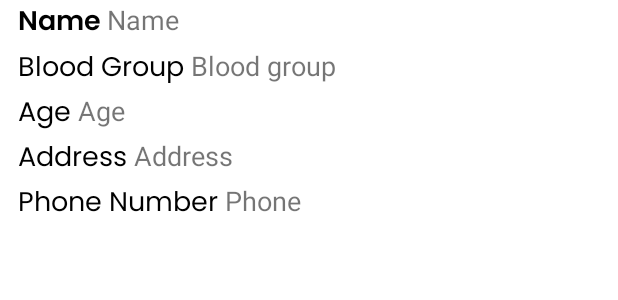
After one commit to Rejoreji/OneBlood, an Android app: the layout list_view_donor.xml on its own in the app's theme, with its tools: preview values and no code run, on a phone screen of 412 x 824 dp. The commit adds this screen. Shown: the top 300 px of the screen. Run offline under Robolectric (Android 15) with nearby library versions, the phone set to English and light mode, and no system bars.

Commit message:
Some more changes

```diff
--- a/app/src/main/java/com/example/oneblood/Login.java
+++ b/app/src/main/java/com/example/oneblood/Login.java
@@ -11,6 +11,8 @@ import android.widget.Toast;
 import androidx.appcompat.app.AppCompatActivity;
 
 public class Login extends AppCompatActivity {
+
+    public static UserConstructor currentUser;
 
 
 
@@ -44,6 +46,7 @@ public class Login extends AppCompatActivity {
                     Boolean checkuserpass = DB.checkUserandPassword(user,pass);
                     if (checkuserpass == true){
                         Toast.makeText(Login.this, "Sign in Successful", Toast.LENGTH_SHORT).show();
+
                         Intent intent = new Intent(getApplicationContext(),Home.class);
                         intent.putExtra("phone",phone.getText().toString().trim());
                         startActivity(intent);
--- a/app/src/main/java/com/example/oneblood/MyAdapter.java
+++ b/app/src/main/java/com/example/oneblood/MyAdapter.java
@@ -61,8 +61,6 @@ public class MyAdapter  extends BaseAdapter {
             date.setText(requestConstructor.getDate());
 
 
-
-
         }
         return convertView;
 
--- a/app/src/main/res/layout/activity_search.xml
+++ b/app/src/main/res/layout/activity_search.xml
@@ -178,6 +178,11 @@
 
                 />
 
+            <ListView
+                android:id="@+id/donorListView"
+                android:layout_width="match_parent"
+                android:layout_height="586dp"
+                android:dividerHeight="1dp" />
 
 
         </LinearLayout>
--- /dev/null
+++ b/app/src/main/res/layout/list_view_donor.xml
@@ -0,0 +1,127 @@
+<?xml version="1.0" encoding="utf-8"?>
+<LinearLayout xmlns:android="http://schemas.android.com/apk/res/android"
+    android:orientation="vertical"
+    android:layout_width="match_parent"
+    android:layout_height="match_parent"
+    android:paddingLeft="12dp"
+    android:paddingBottom="12dp">
+
+
+    <RelativeLayout
+        android:layout_width="match_parent"
+        android:layout_height="match_parent"
+        android:orientation="horizontal">
+
+        <LinearLayout
+            android:id="@+id/linearName"
+            android:layout_width="match_parent"
+            android:layout_height="wrap_content"
+            android:orientation="horizontal">
+
+            <TextView
+                android:layout_width="wrap_content"
+                android:layout_height="wrap_content"
+                android:fontFamily="@font/poppins_semibold"
+                android:text="Name "
+                android:textColor="#000000"
+                android:textSize="18sp" />
+
+            <TextView
+                android:layout_width="wrap_content"
+                android:layout_height="wrap_content"
+                android:id="@+id/listviewDonorName"
+                android:text="Name"
+                android:textSize="18sp"/>
+
+        </LinearLayout>
+
+        <LinearLayout
+            android:id="@+id/linearBgroup"
+            android:layout_width="match_parent"
+            android:layout_height="wrap_content"
+            android:layout_below="@+id/linearName">
+
+            <TextView
+                android:layout_width="wrap_content"
+                android:layout_height="wrap_content"
+                android:fontFamily="@font/poppins_regular"
+                android:text="Blood Group "
+                android:textColor="#000000"
+                android:textSize="18sp" />
+            <TextView
+                android:id="@+id/listDonorBlood"
+                android:layout_width="wrap_content"
+                android:layout_height="wrap_content"
+                android:text="Blood group"
+                android:textSize="18sp"/>
+        </LinearLayout>
+        <LinearLayout
+            android:id="@+id/linearAge"
+            android:layout_width="match_parent"
+            android:layout_height="wrap_content"
+            android:orientation="horizontal"
+            android:layout_below="@+id/linearBgroup">
+
+            <TextView
+                android:layout_width="wrap_content"
+                android:layout_height="wrap_content"
+                android:fontFamily="@font/poppins_regular"
+                android:text="Age "
+                android:textColor="#000000"
+                android:textSize="18sp" />
+            <TextView
+                android:id="@+id/listDonorAge"
+                android:layout_width="wrap_content"
+                android:layout_height="wrap_content"
+                android:text="Age"
+                android:textSize="18sp"/>
+        </LinearLayout>
+        <LinearLayout
+            android:id="@+id/linearAddress"
+            android:layout_below="@+id/linearAge"
+            android:layout_width="match_parent"
+            android:layout_height="wrap_content"
+            android:orientation="horizontal">
+
+            <TextView
+                android:layout_width="wrap_content"
+                android:layout_height="wrap_content"
+                android:fontFamily="@font/poppins_regular"
+                android:text="Address "
+                android:textColor="#000000"
+                android:textSize="18sp" />
+            <TextView
+                android:id="@+id/listDonorAddress"
+                android:layout_width="wrap_content"
+                android:layout_height="wrap_content"
+                android:text="Address"
+                android:layout_below="@+id/listAge"
+                android:textSize="18sp"/>
+        </LinearLayout>
+        <LinearLayout
+            android:id="@+id/linearPhone"
+            android:layout_below="@+id/linearAddress"
+            android:layout_width="match_parent"
+            android:layout_height="wrap_content"
+            android:orientation="horizontal">
+
+            <TextView
+                android:layout_width="wrap_content"
+                android:layout_height="wrap_content"
+                android:fontFamily="@font/poppins_regular"
+                android:text="Phone Number "
+                android:textColor="#000000"
+                android:textSize="18sp" />
+            <TextView
+                android:id="@+id/listDonorPhone"
+                android:layout_width="wrap_content"
+                android:layout_height="wrap_content"
+                android:text="Phone"
+                android:layout_below="@+id/listAddress"
+                android:textSize="18sp"/>
+        </LinearLayout>
+
+
+    </RelativeLayout>
+
+</LinearLayout>
```
Also changed, not shown: app/src/main/java/com/example/oneblood/DBHelper.java (+19 -0 lines), app/src/main/java/com/example/oneblood/DonorAdapter.java (added, +66 -0 lines), app/src/main/java/com/example/oneblood/Search.java (+23 -0 lines), app/src/main/java/com/example/oneblood/UserConstructor.java (+12 -0 lines), app/src/main/res/layout/activity_main.xml (+14 -2 lines).
